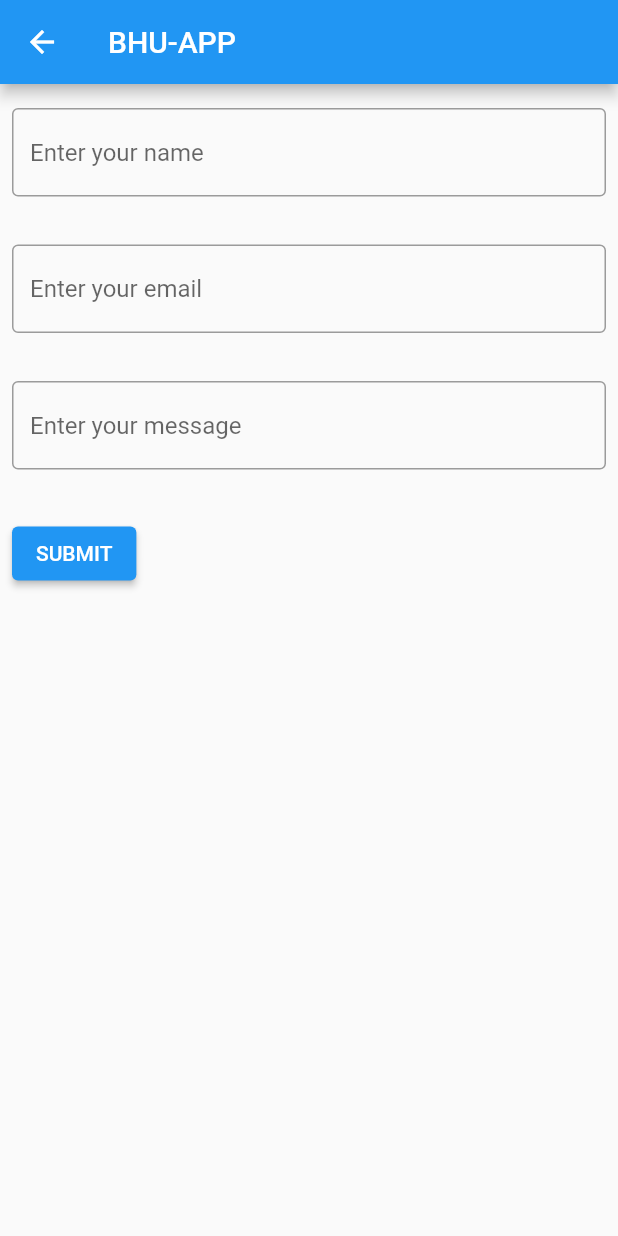
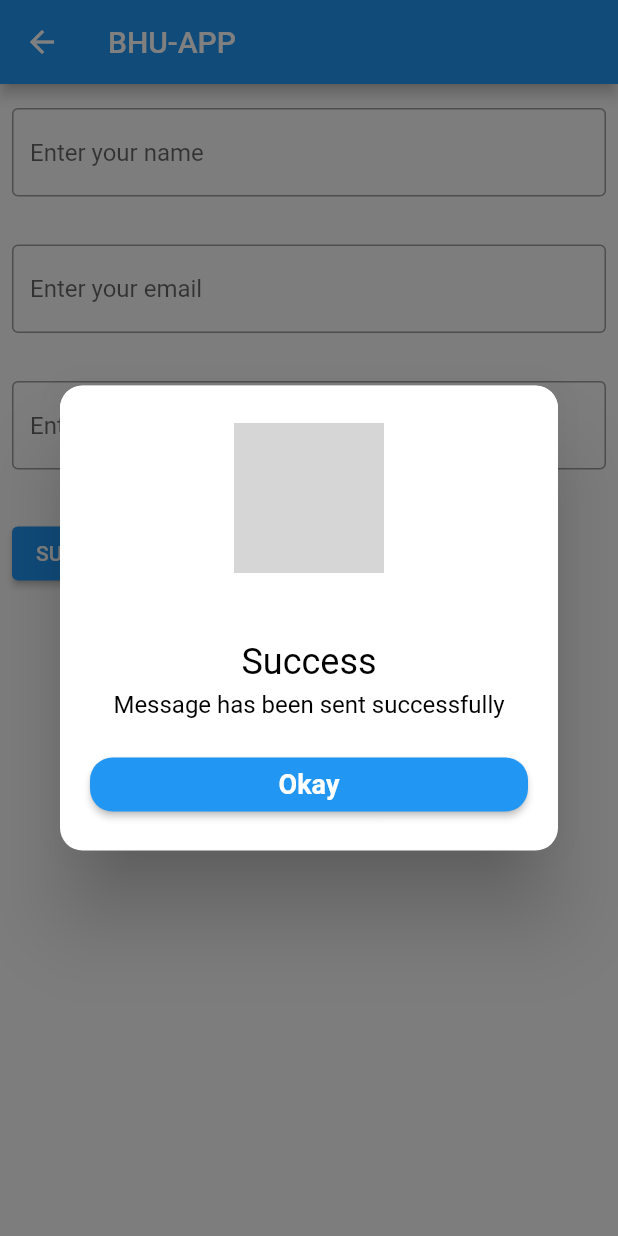
Before and after one commit to IshitaPathak/Flutter2, a Flutter app: the ContactUs screen opened by its route, after a tap on "SUBMIT", on a phone screen of 412 x 824 dp. Run offline on Flutter 3.47's test engine with Material 2 defaults, Android fonts, the light colour scheme and no system bars; our stand-ins replace cloud_firestore, firebase_core, quickalert; accounts and stored records are empty; grey boxes are pictures that could not be loaded.

Commit message:
adding quickAlert

```diff
--- a/lib/pages/contact.dart
+++ b/lib/pages/contact.dart
@@ -1,5 +1,6 @@
 import 'package:flutter/material.dart';
 import 'package:cloud_firestore/cloud_firestore.dart';
+import 'package:quickalert/quickalert.dart';
 
 class ContactUs extends StatelessWidget {
   TextEditingController name = new TextEditingController();
@@ -48,13 +49,30 @@ class ContactUs extends StatelessWidget {
           Padding(
             padding: EdgeInsets.symmetric(horizontal: 8, vertical: 16),
             child: ElevatedButton(
-              onPressed: () {
+              onPressed: () async {
                 Map<String, dynamic> data = {
                   'field1': name.text,
                   'field2': email.text,
                   'field3': message.text,
                 };
-                FirebaseFirestore.instance.collection("Users").add(data);
+                try {
+                  await FirebaseFirestore.instance
+                      .collection("Users")
+                      .add(data);
+                  QuickAlert.show(
+                    context: context,
+                    type: QuickAlertType.success,
+                    text: 'Message has been sent successfully',
+                    autoCloseDuration: Duration(seconds: 4),
+                    // backgroundColor: Colors.blue,
+                  );
+                } catch (error) {
+                  QuickAlert.show(
+                      context: context,
+                      type: QuickAlertType.error,
+                      text: 'Error has been ocoured :${error.toString()}',
+                      autoCloseDuration: Duration(seconds: 3));
+                }
               },
               child: const Text('SUBMIT'),
             ),
--- a/pubspec.yaml
+++ b/pubspec.yaml
@@ -38,6 +38,7 @@ dependencies:
   cupertino_icons: ^1.0.2
   cloud_firestore: ^4.4.2
   firebase_core: ^2.6.1
+  quickalert: ^1.0.1
 
 dev_dependencies:
   flutter_test:
```
Also changed, not shown: pubspec.lock.
